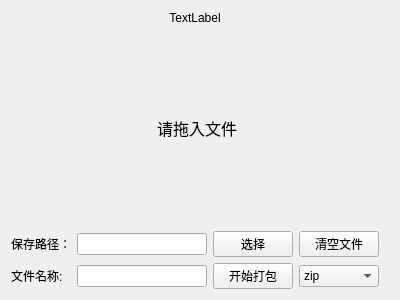
Before: the Qt Designer form src/modules/archive/widget/wgarchivemaker.ui in Dragon-qing/ToolKit, drawn with Qt 5.
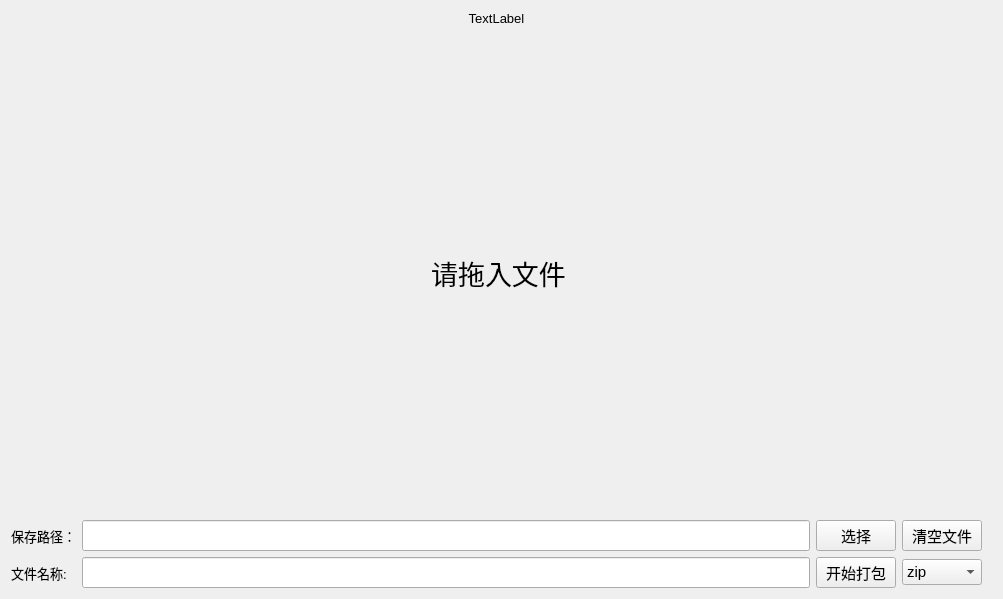
After: the same form once the commit is applied.

Commit message: feat: 修改压缩包制作页面ui布局

What changed in the file:
```diff
--- a/src/modules/archive/widget/wgarchivemaker.ui
+++ b/src/modules/archive/widget/wgarchivemaker.ui
@@ -6,19 +6,31 @@
    <rect>
     <x>0</x>
     <y>0</y>
-    <width>400</width>
-    <height>300</height>
+    <width>1003</width>
+    <height>599</height>
    </rect>
   </property>
+  <property name="font">
+   <font>
+    <family>Microsoft YaHei UI</family>
+    <pointsize>10</pointsize>
+   </font>
+  </property>
   <property name="windowTitle">
    <string>Form</string>
   </property>
-  <layout class="QGridLayout" name="gridLayout" rowstretch="0,8,1,1">
+  <layout class="QGridLayout" name="gridLayout" rowstretch="0,6,1,1">
    <property name="rightMargin">
     <number>15</number>
    </property>
    <item row="3" column="0">
     <widget class="QLabel" name="label_3">
+     <property name="font">
+      <font>
+       <family>Microsoft YaHei UI</family>
+       <pointsize>10</pointsize>
+      </font>
+     </property>
      <property name="toolTip">
       <string>无需后缀，自动追加</string>
      </property>
@@ -29,16 +41,41 @@
    </item>
    <item row="2" column="0">
     <widget class="QLabel" name="label_2">
+     <property name="font">
+      <font>
+       <family>Microsoft YaHei UI</family>
+       <pointsize>10</pointsize>
+      </font>
+     </property>
      <property name="text">
       <string>保存路径：</string>
      </property>
     </widget>
    </item>
    <item row="2" column="1">
-    <widget class="QLineEdit" name="lineEdit"/>
+    <widget class="QLineEdit" name="lineEdit">
+     <property name="sizePolicy">
+      <sizepolicy hsizetype="Expanding" vsizetype="Preferred">
+       <horstretch>0</horstretch>
+       <verstretch>0</verstretch>
+      </sizepolicy>
+     </property>
+     <property name="font">
+      <font>
+       <family>Microsoft YaHei UI</family>
+       <pointsize>10</pointsize>
+      </font>
+     </property>
+    </widget>
    </item>
    <item row="3" column="2">
     <widget class="QPushButton" name="startBtn">
+     <property name="font">
+      <font>
+       <family>Microsoft YaHei UI</family>
+       <pointsize>11</pointsize>
+      </font>
+     </property>
      <property name="text">
       <string>开始打包</string>
      </property>
@@ -46,6 +83,12 @@
    </item>
    <item row="2" column="2">
     <widget class="QPushButton" name="selectDirBtn">
+     <property name="font">
+      <font>
+       <family>Microsoft YaHei UI</family>
+       <pointsize>11</pointsize>
+      </font>
+     </property>
      <property name="text">
       <string>选择</string>
      </property>
@@ -53,13 +96,32 @@
    </item>
    <item row="2" column="3">
     <widget class="QPushButton" name="clsBtn">
+     <property name="font">
+      <font>
+       <family>Microsoft YaHei UI</family>
+       <pointsize>11</pointsize>
+      </font>
+     </property>
      <property name="text">
       <string>清空文件</string>
      </property>
     </widget>
    </item>
    <item row="3" column="1">
-    <widget class="QLineEdit" name="lineEdit_2"/>
+    <widget class="QLineEdit" name="lineEdit_2">
+     <property name="sizePolicy">
+      <sizepolicy hsizetype="Expanding" vsizetype="Preferred">
+       <horstretch>0</horstretch>
+       <verstretch>0</verstretch>
+      </sizepolicy>
+     </property>
+     <property name="font">
+      <font>
+       <family>Microsoft YaHei UI</family>
+       <pointsize>10</pointsize>
+      </font>
+     </property>
+    </widget>
    </item>
    <item row="0" column="0" colspan="4">
     <widget class="QLabel" name="label_top">
@@ -73,6 +135,12 @@
    </item>
    <item row="3" column="3">
     <widget class="QComboBox" name="comboBox_format">
+     <property name="font">
+      <font>
+       <family>Microsoft YaHei UI</family>
+       <pointsize>11</pointsize>
+      </font>
+     </property>
      <item>
       <property name="text">
        <string>zip</string>
@@ -105,7 +173,8 @@
        <widget class="QLabel" name="label">
         <property name="font">
          <font>
-          <pointsize>12</pointsize>
+          <family>Microsoft YaHei UI Light</family>
+          <pointsize>20</pointsize>
          </font>
         </property>
         <property name="text">
```
Left out of the diff: 9 changed lines with no effect on the pictures.
